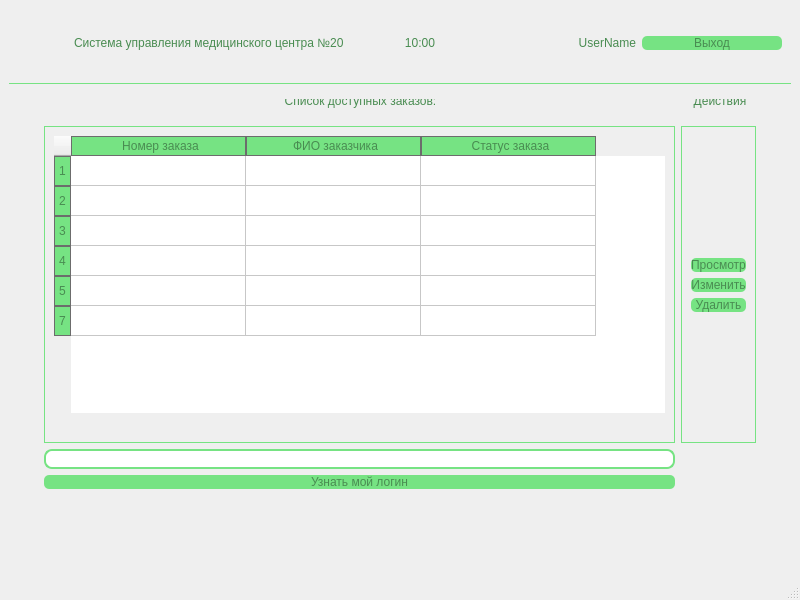
Before: the Qt Designer form mainwindow.ui in AlexeyAleksandrov/CovidCenterDesktop, drawn with Qt 5.
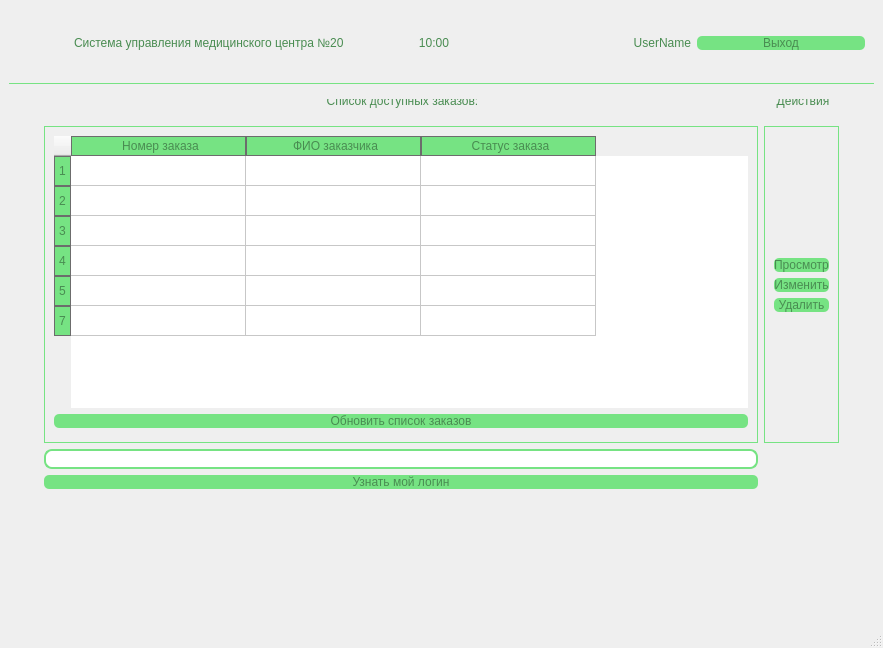
After: the same form once the commit is applied. Icons and pictures are not drawn.

Commit message: Добавлена кнопка обновления списка заказов

What changed in the file:
```diff
--- a/mainwindow.ui
+++ b/mainwindow.ui
@@ -6,8 +6,8 @@
    <rect>
     <x>0</x>
     <y>0</y>
-    <width>800</width>
-    <height>600</height>
+    <width>883</width>
+    <height>648</height>
    </rect>
   </property>
   <property name="font">
@@ -1375,14 +1375,20 @@
            <string>Действия</string>
           </property>
           <layout class="QGridLayout" name="gridLayout_13">
-           <item row="2" column="0">
-            <widget class="QPushButton" name="pushButton_2">
-             <property name="text">
-              <string>Изменить</string>
+           <item row="0" column="0">
+            <spacer name="verticalSpacer_12">
+             <property name="orientation">
+              <enum>Qt::Vertical</enum>
              </property>
-            </widget>
+             <property name="sizeHint" stdset="0">
+              <size>
+               <width>20</width>
+               <height>40</height>
+              </size>
+             </property>
+            </spacer>
            </item>
-           <item row="1" column="0">
+           <item row="2" column="0">
             <widget class="QPushButton" name="pushButton">
              <property name="text">
               <string>Просмотр</string>
@@ -1390,27 +1396,14 @@
             </widget>
            </item>
            <item row="4" column="0">
-            <spacer name="verticalSpacer_11">
-             <property name="orientation">
-              <enum>Qt::Vertical</enum>
-             </property>
-             <property name="sizeHint" stdset="0">
-              <size>
-               <width>20</width>
-               <height>40</height>
-              </size>
-             </property>
-            </spacer>
-           </item>
-           <item row="3" column="0">
             <widget class="QPushButton" name="pushButton_3">
              <property name="text">
               <string>Удалить</string>
              </property>
             </widget>
            </item>
-           <item row="0" column="0">
-            <spacer name="verticalSpacer_12">
+           <item row="5" column="0">
+            <spacer name="verticalSpacer_11">
              <property name="orientation">
               <enum>Qt::Vertical</enum>
              </property>
@@ -1422,6 +1415,13 @@
              </property>
             </spacer>
            </item>
+           <item row="3" column="0">
+            <widget class="QPushButton" name="pushButton_2">
+             <property name="text">
+              <string>Изменить</string>
+             </property>
+            </widget>
+           </item>
           </layout>
          </widget>
         </item>
@@ -1431,19 +1431,6 @@
            <string>Список доступных заказов:</string>
           </property>
           <layout class="QGridLayout" name="gridLayout_14">
-           <item row="1" column="0">
-            <spacer name="horizontalSpacer_18">
-             <property name="orientation">
-              <enum>Qt::Horizontal</enum>
-             </property>
-             <property name="sizeHint" stdset="0">
-              <size>
-               <width>40</width>
-               <height>20</height>
-              </size>
-             </property>
-            </spacer>
-           </item>
            <item row="0" column="0">
             <widget class="QTableWidget" name="tableWidget">
              <property name="verticalScrollBarPolicy">
@@ -1518,6 +1505,26 @@
              </item>
             </widget>
            </item>
+           <item row="2" column="0">
+            <spacer name="horizontalSpacer_18">
+             <property name="orientation">
+              <enum>Qt::Horizontal</enum>
+             </property>
+             <property name="sizeHint" stdset="0">
+              <size>
+               <width>40</width>
+               <height>5</height>
+              </size>
+             </property>
+            </spacer>
+           </item>
+           <item row="1" column="0">
+            <widget class="QPushButton" name="pushButton_updateMemberOrdersList">
+             <property name="text">
+              <string>Обновить список заказов</string>
+             </property>
+            </widget>
+           </item>
           </layout>
          </widget>
         </item>
```
Left out of the diff: 6 changed lines with no effect on the pictures. The commit also changes 2 other files.
